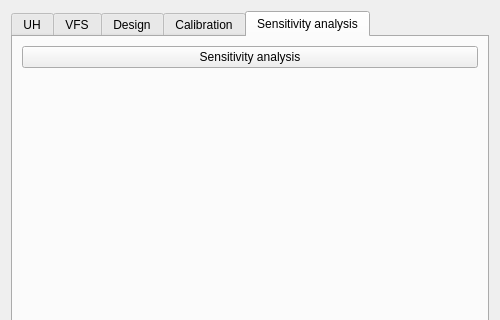
The window that ui/Qvfsmod_dialog_base.ui (Inigobarbe/VFSMOD-GUI) describes before a commit, drawn with Qt 5; both pictures show x 0 to 500 and y 0 to 320 of the 500 by 500 pixel window.
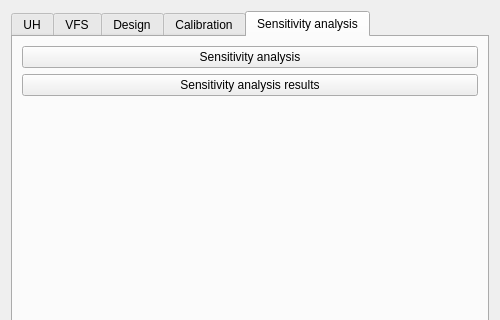
The same window after the commit. The open tabs and pages were chosen to show the change.

What changed in the file:
```diff
--- a/ui/Qvfsmod_dialog_base.ui
+++ b/ui/Qvfsmod_dialog_base.ui
@@ -2222,7 +2222,7 @@
          </property>
         </widget>
        </item>
-       <item row="1" column="0">
+       <item row="2" column="0">
         <spacer name="verticalSpacer">
          <property name="orientation">
           <enum>Qt::Vertical</enum>
@@ -2235,6 +2235,13 @@
          </property>
         </spacer>
        </item>
+       <item row="1" column="0">
+        <widget class="QPushButton" name="sensitivity_results">
+         <property name="text">
+          <string>Sensitivity analysis results</string>
+         </property>
+        </widget>
+       </item>
       </layout>
      </widget>
     </widget>
```
